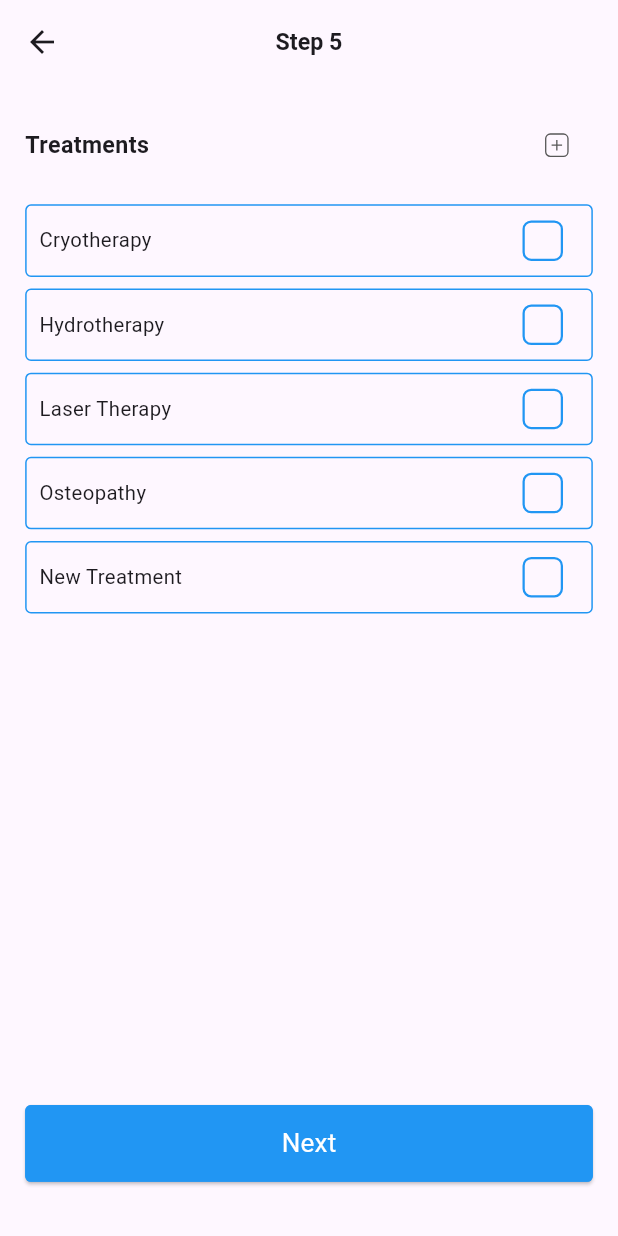
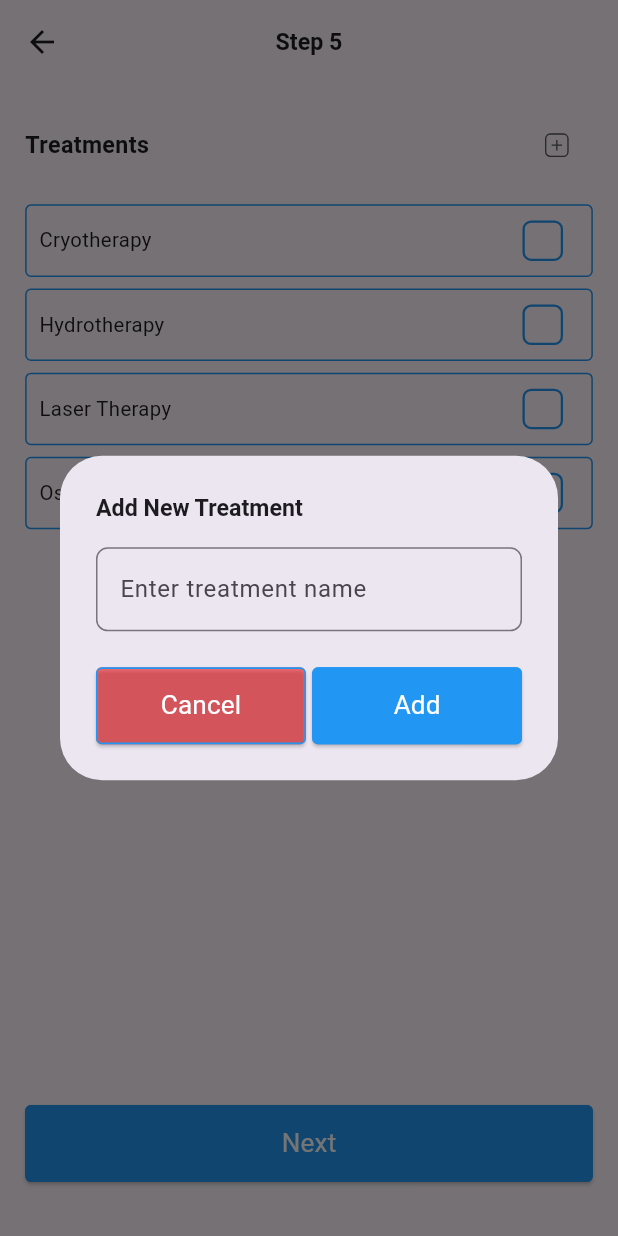
Before and after one commit to bdCalling-Sdt-hub/Thera-Track-App, a Flutter app: the CreateNewChartStepFiveScreen screen opened by its route, after a tap on an icon or button, on a phone screen of 412 x 824 dp. Run offline on Flutter 3.47's test engine with Material 3 defaults, Android fonts, the light colour scheme and no system bars; our stand-ins replace cached_network_image, connectivity_plus, dotted_border, flutter_screenutil, flutter_spinkit, flutter_svg and 9 more; missing offline and left inert: flutter_emoji_feedback, mime_type; accounts and stored records are empty.

Commit message:
update treatment

```diff
--- a/lib/views/screens/Home/createNewChart/animalStep/createNew_chart_stepFive.dart
+++ b/lib/views/screens/Home/createNewChart/animalStep/createNew_chart_stepFive.dart
@@ -1,8 +1,7 @@
 import 'package:flutter/material.dart';
 import 'package:flutter_screenutil/flutter_screenutil.dart';
 import 'package:flutter_svg/flutter_svg.dart';
-import 'package:get/get_core/src/get_main.dart';
-import 'package:get/get_navigation/get_navigation.dart';
+import 'package:get/get.dart';
 import 'package:thera_track_app/helpers/route.dart';
 import 'package:thera_track_app/utils/app_colors.dart';
 import 'package:thera_track_app/utils/app_icons.dart';
@@ -23,11 +22,6 @@ class _CreateNewChartStepFiveScreenState
     {"name": "Osteopathy", "isChecked": false},
   ];
 
-  void addNewTreatment() {
-    setState(() {
-      treatments.add({"name": "New Treatment", "isChecked": false});
-    });
-  }
 
   @override
   Widget build(BuildContext context) {
@@ -48,7 +42,6 @@ class _CreateNewChartStepFiveScreenState
         child: Column(
           crossAxisAlignment: CrossAxisAlignment.start,
           children: [
-
             Row(
               mainAxisAlignment: MainAxisAlignment.spaceBetween,
               children: [
@@ -60,7 +53,7 @@ class _CreateNewChartStepFiveScreenState
                   ),
                 ),
                 IconButton(
-                  onPressed: addNewTreatment,
+                  onPressed: _showAddTreatmentDialog,
                   icon: SvgPicture.asset(
                     AppIcons.addIcon,
                     height: 25.h,
@@ -70,7 +63,6 @@ class _CreateNewChartStepFiveScreenState
               ],
             ),
             SizedBox(height: 16.h),
-            // Treatments List
             Expanded(
               child: ListView.separated(
                 shrinkWrap: true,
@@ -104,7 +96,6 @@ class _CreateNewChartStepFiveScreenState
                                 treatments[index]['isChecked'] = value;
                               });
                             },
-
                             shape: RoundedRectangleBorder(
                               borderRadius: BorderRadius.circular(4.r),
                             ),
@@ -117,14 +108,79 @@ class _CreateNewChartStepFiveScreenState
                 },
               ),
             ),
-            // Next Button
-            CustomButton(onTap: () {
-              Get.toNamed(AppRoutes.createNewChartStepSixScreen);
-            }, text: 'Next'),
-            SizedBox(height: 20.h)
+            CustomButton(
+              onTap: () {
+                Get.toNamed(AppRoutes.createNewChartStepSixScreen);
+              },
+              text: 'Next',
+            ),
+            SizedBox(height: 20.h),
           ],
         ),
       ),
     );
   }
+
+  void _showAddTreatmentDialog() {
+    final _textController = TextEditingController();
+
+    showDialog(
+      context: context,
+      builder: (context) {
+        return AlertDialog(
+          title: Text(
+            "Add New Treatment",
+            style: TextStyle(fontSize: 16.sp, fontWeight: FontWeight.bold),
+          ),
+          content: TextFormField(
+            controller: _textController,
+            decoration: InputDecoration(
+              hintText: "Enter treatment name",
+              border: OutlineInputBorder(
+                borderRadius: BorderRadius.circular(8.r),
+              ),
+            ),
+          ),
+          actions: [
+            Row(
+              children: [
+                Expanded(
+                  child: CustomButton(onTap: (){
+                    if (_textController.text.isNotEmpty) {
+                      setState(() {
+                        treatments.add({
+                          "name": _textController.text,
+                          "isChecked": false,
+                        });
+                      });
+                      Navigator.pop(context);
+                    }
+                  }, text: "Cancel",
+                  color: AppColors.redColor.withOpacity(.6),
+
+                  ),
+                ),
+                SizedBox(width: 4.w),
+                Expanded(
+                  child: CustomButton(onTap: (){
+                    if (_textController.text.isNotEmpty) {
+                      setState(() {
+                        treatments.add({
+                          "name": _textController.text,
+                          "isChecked": false,
+                        });
+                      });
+                      Navigator.pop(context); // Close the dialog
+                    }
+                  }, text: "Add"),
+                )
+              ],
+            ),
+
+
+          ],
+        );
+      },
+    );
+  }
 }
--- a/lib/views/screens/Home/notification/notificationScreen.dart
+++ b/lib/views/screens/Home/notification/notificationScreen.dart
@@ -17,7 +17,7 @@ class _NotificationScreenState extends State<NotificationScreen> {
     {"title": "Nur’s appointment rescheduled", "time": "2 hours ago", "selected": false},
   ];
 
-  bool isSelectionMode = false; // Track if selection mode is active
+  bool isSelectionMode = false;
 
   @override
   Widget build(BuildContext context) {
@@ -77,7 +77,7 @@ class _NotificationScreenState extends State<NotificationScreen> {
               padding: EdgeInsets.symmetric(horizontal: 12.w, vertical: 12.h),
               decoration: BoxDecoration(
                 color: notification["selected"]
-                    ? Colors.blue.withOpacity(0.2)
+                    ? AppColors.secondaryColor
                     : Colors.transparent,
                 borderRadius: BorderRadius.circular(8.r),
                 border: notification["selected"]
```
